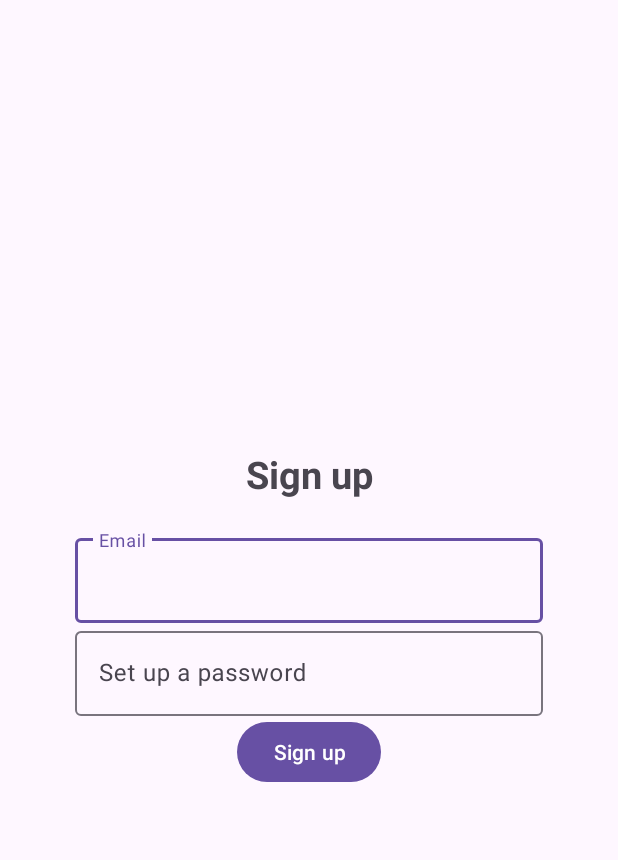
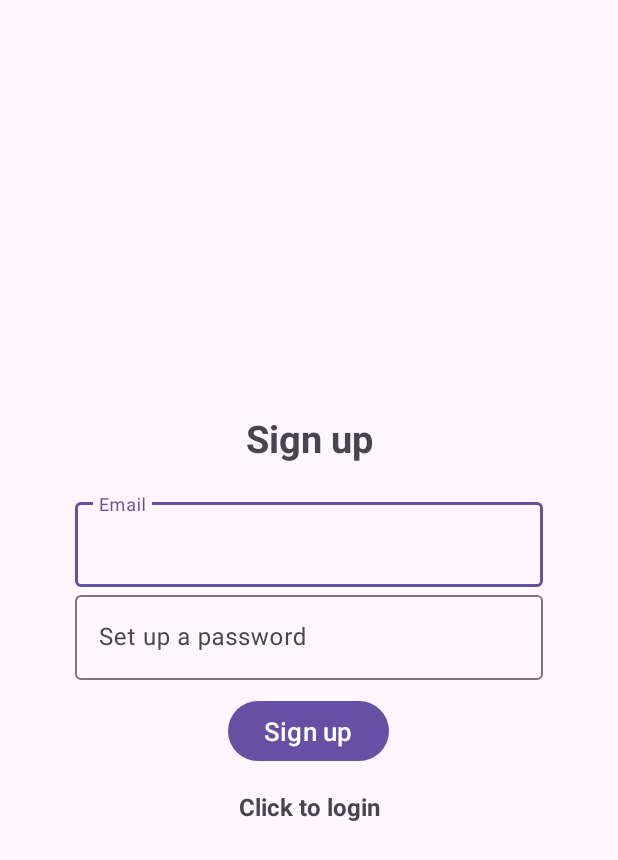
Before and after one commit to dnydlk/group-project-duolikun-daniya, an Android app: the screen it shows after launch (Sign_up before the commit, SignUp after it), on a phone screen of 412 x 824 dp. Shown: the top 860 px of the screen. Run offline under Robolectric (Android 15) with nearby library versions, the phone set to English and light mode, and no system bars; our stand-ins replace Firebase (no records; nobody signed in at launch, a user with empty details on screens opened directly).

Commit message:
Added log in option for activity_sign_up.xml

```diff
--- a/app/src/main/AndroidManifest.xml
+++ b/app/src/main/AndroidManifest.xml
@@ -13,7 +13,7 @@
         android:theme="@style/Theme.Groupprojectgroupduolikundaniya"
         tools:targetApi="31">
         <activity
-            android:name=".Sign_up"
+            android:name=".SignUp"
             android:exported="true">
             <intent-filter>
                 <action android:name="android.intent.action.MAIN" />
@@ -23,7 +23,7 @@
             </intent-filter>
         </activity>
         <activity
-            android:name=".Login"
+            android:name=".LogIn"
             android:exported="true">
             <intent-filter>
                 <action android:name="android.intent.action.MAIN" />
--- a/app/src/main/java/edu/northeastern/group_project_group_duolikun_daniya/Login.java
+++ b/app/src/main/java/edu/northeastern/group_project_group_duolikun_daniya/LogIn.java
@@ -4,7 +4,7 @@ import androidx.appcompat.app.AppCompatActivity;
 
 import android.os.Bundle;
 
-public class Login extends AppCompatActivity {
+public class LogIn extends AppCompatActivity {
 
     @Override
     protected void onCreate(Bundle savedInstanceState) {
--- a/app/src/main/java/edu/northeastern/group_project_group_duolikun_daniya/Sign_up.java
+++ b/app/src/main/java/edu/northeastern/group_project_group_duolikun_daniya/SignUp.java
@@ -2,11 +2,13 @@ package edu.northeastern.group_project_group_duolikun_daniya;
 
 import static androidx.constraintlayout.helper.widget.MotionEffect.TAG;
 
+import android.content.Intent;
 import android.os.Bundle;
 import android.util.Log;
 import android.view.View;
 import android.widget.Button;
 import android.widget.ProgressBar;
+import android.widget.TextView;
 import android.widget.Toast;
 
 import androidx.annotation.NonNull;
@@ -18,13 +20,14 @@ import com.google.android.material.textfield.TextInputEditText;
 import com.google.firebase.auth.AuthResult;
 import com.google.firebase.auth.FirebaseAuth;
 
-public class Sign_up extends AppCompatActivity {
+public class SignUp extends AppCompatActivity {
 
     TextInputEditText editTextEmail;
     TextInputEditText editTextPassword;
     Button signUpBtn;
     FirebaseAuth mAuth;
     ProgressBar progressBar;
+    TextView textView;
 
     @Override
     protected void onCreate(Bundle savedInstanceState) {
@@ -37,6 +40,7 @@ public class Sign_up extends AppCompatActivity {
         editTextPassword = findViewById(R.id.password);
         progressBar = findViewById(R.id.progress_bar);
         signUpBtn = findViewById(R.id.sign_up_btn);
+        textView = findViewById(R.id.log_in_now);
 
         signUpBtn.setOnClickListener(new View.OnClickListener() {
             @Override
@@ -47,12 +51,12 @@ public class Sign_up extends AppCompatActivity {
 
                 // Check if email or password is empty
                 if (email.isEmpty()) {
-                    Toast.makeText(Sign_up.this, "Enter email", Toast.LENGTH_SHORT).show();
+                    Toast.makeText(SignUp.this, "Enter email", Toast.LENGTH_SHORT).show();
                     return;
                 }
 
                 if (password.isEmpty()) {
-                    Toast.makeText(Sign_up.this, "Enter password", Toast.LENGTH_SHORT).show();
+                    Toast.makeText(SignUp.this, "Enter password", Toast.LENGTH_SHORT).show();
                     return;
                 }
 
@@ -68,17 +72,26 @@ public class Sign_up extends AppCompatActivity {
 //                                    Log.d(TAG, "createUserWithEmail:success");
 //                                    FirebaseUser user = mAuth.getCurrentUser();
                                     Log.d(TAG, "createUserWithEmail:success");
-                                    Toast.makeText(Sign_up.this, "Account created.",
+                                    Toast.makeText(SignUp.this, "Account created.",
                                             Toast.LENGTH_SHORT).show();
                                 } else {
                                     // If sign in fails, display a message to the user.
                                     Log.w(TAG, "createUserWithEmail:failure", task.getException());
-                                    Toast.makeText(Sign_up.this, "Authentication failed.",
+                                    Toast.makeText(SignUp.this, "Authentication failed.",
                                             Toast.LENGTH_SHORT).show();
                                 }
                             }
                         });
             }
         });
+
+        textView.setOnClickListener(new View.OnClickListener() {
+            @Override
+            public void onClick(View view) {
+                Intent intent = new Intent(getApplicationContext(), LogIn.class);
+                startActivity(intent);
+                finish();
+            }
+        });
     }
 }
--- a/app/src/main/res/layout/activity_sign_up.xml
+++ b/app/src/main/res/layout/activity_sign_up.xml
@@ -6,9 +6,9 @@
     android:gravity="center"
     android:orientation="vertical"
     android:padding="50dp"
-    tools:context=".Sign_up">
+    tools:context=".SignUp">
 
-    <!-- Registration text-->
+    <!-- Sign up TextView-->
     <TextView
         android:layout_width="match_parent"
         android:layout_height="wrap_content"
@@ -18,7 +18,7 @@
         android:textSize="25sp"
         android:textStyle="bold" />
 
-    <!-- Email input -->
+    <!-- Email EditText -->
     <com.google.android.material.textfield.TextInputLayout
         android:layout_width="match_parent"
         android:layout_height="wrap_content">
@@ -30,7 +30,7 @@
             android:hint="@string/email" />
     </com.google.android.material.textfield.TextInputLayout>
 
-    <!-- Password input -->
+    <!-- Password EditText -->
     <com.google.android.material.textfield.TextInputLayout
         android:layout_width="match_parent"
         android:layout_height="wrap_content">
@@ -45,15 +45,28 @@
     <!-- ProgressBar -->
     <ProgressBar
         android:id="@+id/progress_bar"
-        android:visibility="gone"
         android:layout_width="wrap_content"
-        android:layout_height="wrap_content"/>
+        android:layout_height="wrap_content"
+        android:visibility="gone" />
 
-    <!-- Button -->
+    <!-- Sign up Button -->
     <Button
         android:id="@+id/sign_up_btn"
+        android:layout_width="wrap_content"
+        android:layout_height="wrap_content"
+        android:layout_marginTop="10dp"
         android:text="@string/sign_up"
-        android:layout_width="wrap_content"
-        android:layout_height="wrap_content" />
+        android:textSize="17sp" />
+
+    <!-- Click to log in TestView -->
+    <TextView
+        android:id="@+id/log_in_now"
+        android:layout_width="match_parent"
+        android:layout_height="wrap_content"
+        android:layout_marginTop="15dp"
+        android:gravity="center"
+        android:text="@string/click_to_login"
+        android:textSize="16sp"
+        android:textStyle="bold" />
 
 </LinearLayout>
--- a/app/src/main/res/values/strings.xml
+++ b/app/src/main/res/values/strings.xml
@@ -5,4 +5,6 @@
     <string name="password">Password</string>
     <string name="set_up_a_password">Set up a password</string>
     <string name="sign_up">Sign up</string>
+    <string name="click_to_login">Click to login</string>
+    <string name="click_to_sign_up">Click to sign up</string>
 </resources>
```
Also changed, not shown: app/src/main/res/layout/activity_login.xml (+23 -10 lines).
